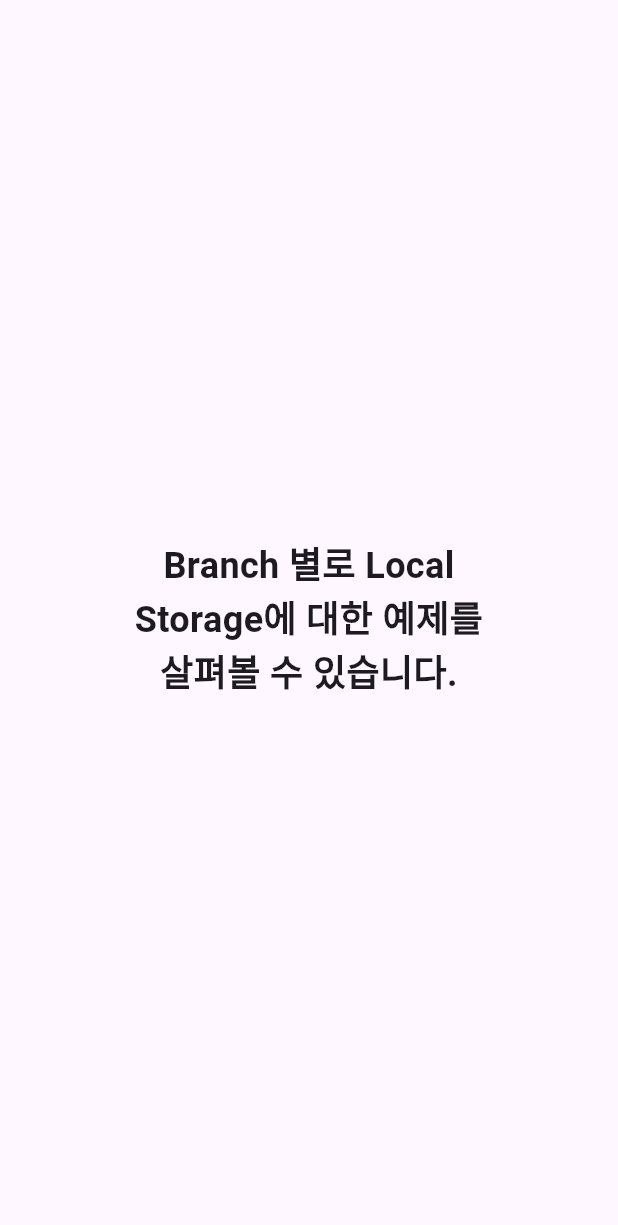
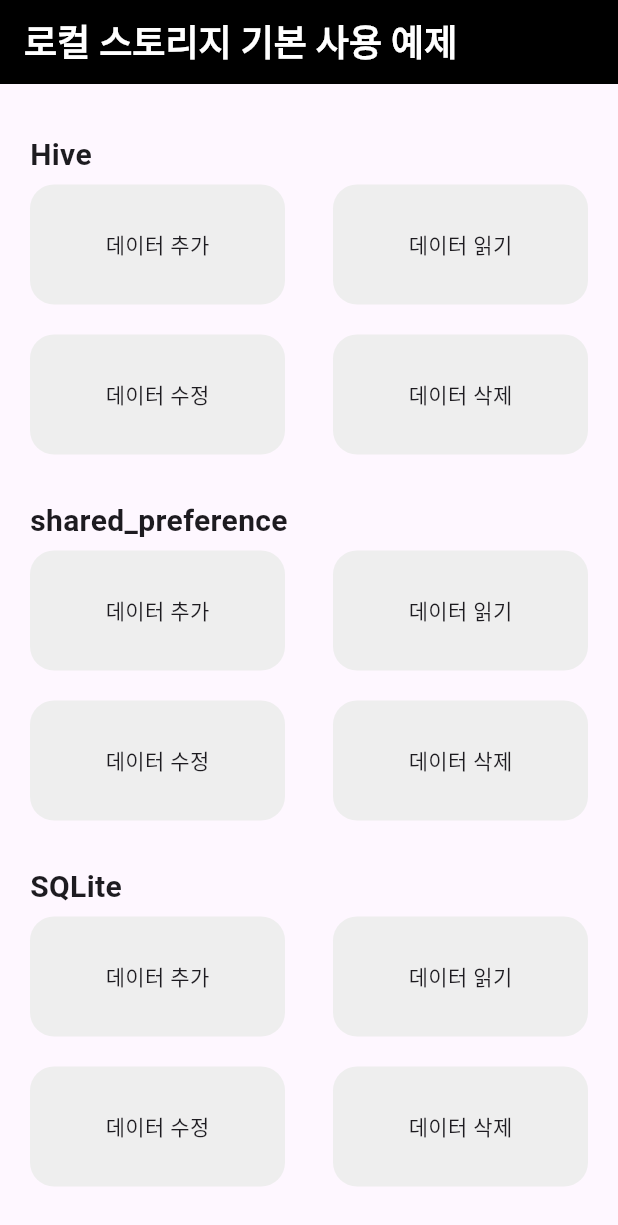
Before and after one commit to seonwooke/flutter-local-storage, a Flutter app: the screen it shows after launch, on a phone screen of 412 x 824 dp. Shown: the top 1225 px of the screen. Run offline on Flutter 3.47's test engine with Material 3 defaults, Android fonts, the phone set to English and light mode, and no system bars; our stand-ins replace hive_flutter, shared_preferences; accounts and stored records are empty.

Commit message:
:art: Default Example Add
Default Example Add

```diff
--- /dev/null
+++ b/lib/example_view.dart
@@ -0,0 +1,217 @@
+import 'package:flutter/material.dart';
+import 'package:hive_flutter/hive_flutter.dart';
+import 'package:shared_preferences/shared_preferences.dart';
+
+class ExampleView extends StatelessWidget {
+  ExampleView({super.key});
+
+  final box = Hive.box('myBox');
+
+  @override
+  Widget build(BuildContext context) {
+    return MaterialApp(
+      home: Scaffold(
+        appBar: _appBarWidget(),
+        body: _bodyWidget(),
+      ),
+    );
+  }
+
+  _appBarWidget() {
+    return AppBar(
+      backgroundColor: Colors.black,
+      title: const Text(
+        '로컬 스토리지 기본 사용 예제',
+        style: TextStyle(
+          color: Colors.white,
+          fontSize: 24,
+          fontWeight: FontWeight.bold,
+        ),
+      ),
+    );
+  }
+
+  _bodyWidget() {
+    return Padding(
+      padding: const EdgeInsets.all(20),
+      child: Column(
+        mainAxisAlignment: MainAxisAlignment.center,
+        crossAxisAlignment: CrossAxisAlignment.start,
+        children: [
+          const Text(
+            'Hive',
+            style: TextStyle(fontSize: 20, fontWeight: FontWeight.bold),
+          ),
+          const SizedBox(height: 5),
+          Row(
+            mainAxisAlignment: MainAxisAlignment.spaceBetween,
+            children: [
+              _sampleButton(
+                '데이터 추가',
+                () {
+                  box.put('name', 'Seonwook Kim');
+                  box.put('age', 26);
+
+                  debugPrint('[SUCCESS] Hive 데이터 추가');
+                },
+              ),
+              _sampleButton(
+                '데이터 읽기',
+                () {
+                  if (box.isEmpty) {
+                    debugPrint('[SUCCESS] Hive 데이터 읽기 : 데이터 없음');
+                  } else {
+                    String name = box.get('name');
+                    int age = box.get('age');
+
+                    debugPrint('[SUCCESS] Hive 데이터 읽기 : $name($age)');
+                  }
+                },
+              ),
+            ],
+          ),
+          const SizedBox(height: 20),
+          Row(
+            mainAxisAlignment: MainAxisAlignment.spaceBetween,
+            children: [
+              _sampleButton(
+                '데이터 수정',
+                () {
+                  box.put('age', 28);
+
+                  debugPrint('[SUCCESS] Hive 데이터 수정');
+                },
+              ),
+              _sampleButton(
+                '데이터 삭제',
+                () {
+                  if (box.isEmpty) {
+                    debugPrint('[SUCCESS] Hive 데이터 삭제 : 데이터 없음');
+                  } else {
+                    box.delete('name');
+                    box.delete('age');
+
+                    debugPrint('[SUCCESS] Hive 데이터 삭제');
+                  }
+                },
+              ),
+            ],
+          ),
+          const SizedBox(height: 30),
+
+          /// Shared Preference
+          const Text(
+            'shared_preference',
+            style: TextStyle(fontSize: 20, fontWeight: FontWeight.bold),
+          ),
+          const SizedBox(height: 5),
+          Row(
+            mainAxisAlignment: MainAxisAlignment.spaceBetween,
+            children: [
+              _sampleButton(
+                '데이터 추가',
+                () async {
+                  SharedPreferences sp = await SharedPreferences.getInstance();
+                  await sp.setString('name', 'Seonwook Kim');
+                  await sp.setInt('age', 26);
+
+                  debugPrint('[SUCCESS] shared_preference 데이터 추가');
+                },
+              ),
+              _sampleButton(
+                '데이터 읽기',
+                () async {
+                  SharedPreferences sp = await SharedPreferences.getInstance();
+                  String? name = sp.getString('name');
+                  int? age = sp.getInt('age');
+
+                  debugPrint(
+                      '[SUCCESS] shared_preference 데이터 읽기 : $name($age)');
+                },
+              ),
+            ],
+          ),
+          const SizedBox(height: 20),
+          Row(
+            mainAxisAlignment: MainAxisAlignment.spaceBetween,
+            children: [
+              _sampleButton(
+                '데이터 수정',
+                () async {
+                  SharedPreferences sp = await SharedPreferences.getInstance();
+                  await sp.setInt('age', 28);
+
+                  debugPrint('[SUCCESS] shared_preference 데이터 수정');
+                },
+              ),
+              _sampleButton(
+                '데이터 삭제',
+                () async {
+                  SharedPreferences sp = await SharedPreferences.getInstance();
+                  await sp.remove('name');
+                  await sp.remove('age');
+
+                  debugPrint('[SUCCESS] shared_preference 데이터 삭제');
+                },
+              ),
+            ],
+          ),
+          const SizedBox(height: 30),
+
+          /// SQLite
+          const Text(
+            'SQLite',
+            style: TextStyle(fontSize: 20, fontWeight: FontWeight.bold),
+          ),
+          const SizedBox(height: 5),
+          Row(
+            mainAxisAlignment: MainAxisAlignment.spaceBetween,
+            children: [
+              _sampleButton(
+                '데이터 추가',
+                () {},
+              ),
+              _sampleButton(
+                '데이터 읽기',
+                () {},
+              ),
+            ],
+          ),
+          const SizedBox(height: 20),
+          Row(
+            mainAxisAlignment: MainAxisAlignment.spaceBetween,
+            children: [
+              _sampleButton(
+                '데이터 수정',
+                () {},
+              ),
+              _sampleButton(
+                '데이터 삭제',
+                () {},
+              ),
+            ],
+          ),
+        ],
+      ),
+    );
+  }
+
+  _sampleButton(String label, void Function() onPressed) {
+    return GestureDetector(
+      onTap: onPressed,
+      child: Container(
+        height: 80,
+        width: 170,
+        decoration: BoxDecoration(
+          color: Colors.grey[200],
+          borderRadius: BorderRadius.circular(16),
+        ),
+        child: Center(
+          child: Text(
+            label,
+          ),
+        ),
+      ),
+    );
+  }
+}
--- a/lib/main.dart
+++ b/lib/main.dart
@@ -1,7 +1,11 @@
 import 'package:flutter/material.dart';
+import 'package:hive_flutter/hive_flutter.dart';
 
-import 'sample_view.dart';
+import 'example_view.dart';
 
 Future<void> main() async {
+  await Hive.initFlutter();
+  await Hive.openBox('myBox');
+
   runApp(ExampleView());
 }
--- a/lib/sample_view.dart
+++ /dev/null
@@ -1,28 +0,0 @@
-import 'package:flutter/material.dart';
-
-class ExampleView extends StatelessWidget {
-  const ExampleView({super.key});
-
-  @override
-  Widget build(BuildContext context) {
-    return const MaterialApp(
-      home: Scaffold(
-        body: Center(
-          child: SizedBox(
-            width: 250,
-            child: Flexible(
-              child: Text(
-                'Branch 별로 Local Storage에 대한 예제를 살펴볼 수 있습니다.',
-                style: TextStyle(
-                  fontSize: 24,
-                  fontWeight: FontWeight.bold,
-                ),
-                textAlign: TextAlign.center,
-              ),
-            ),
-          ),
-        ),
-      ),
-    );
-  }
-}
--- a/pubspec.yaml
+++ b/pubspec.yaml
@@ -11,12 +11,17 @@ dependencies:
   flutter:
     sdk: flutter
   cupertino_icons: ^1.0.2
+  hive: ^2.2.3 # Hive 사용
+  hive_flutter: ^1.1.0 # Hive의 추가 기능 사용
+  shared_preferences: ^2.2.2
 
 dev_dependencies:
   flutter_test:
     sdk: flutter
 
   flutter_lints: ^2.0.0
+  hive_generator: ^2.0.1 # Hive 코드 제너레이터
+  build_runner: ^2.4.8 # *.g.dart 생성을 위해 사용
 
 flutter:
   uses-material-design: true
```
Also changed, not shown: pubspec.lock, 5 other files.
